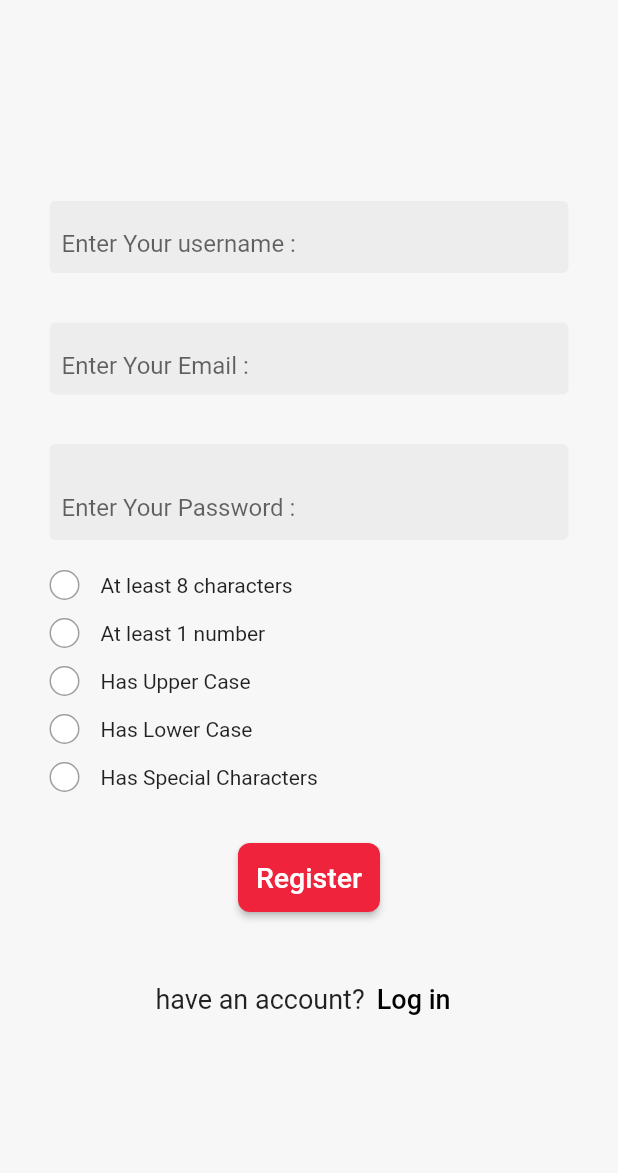
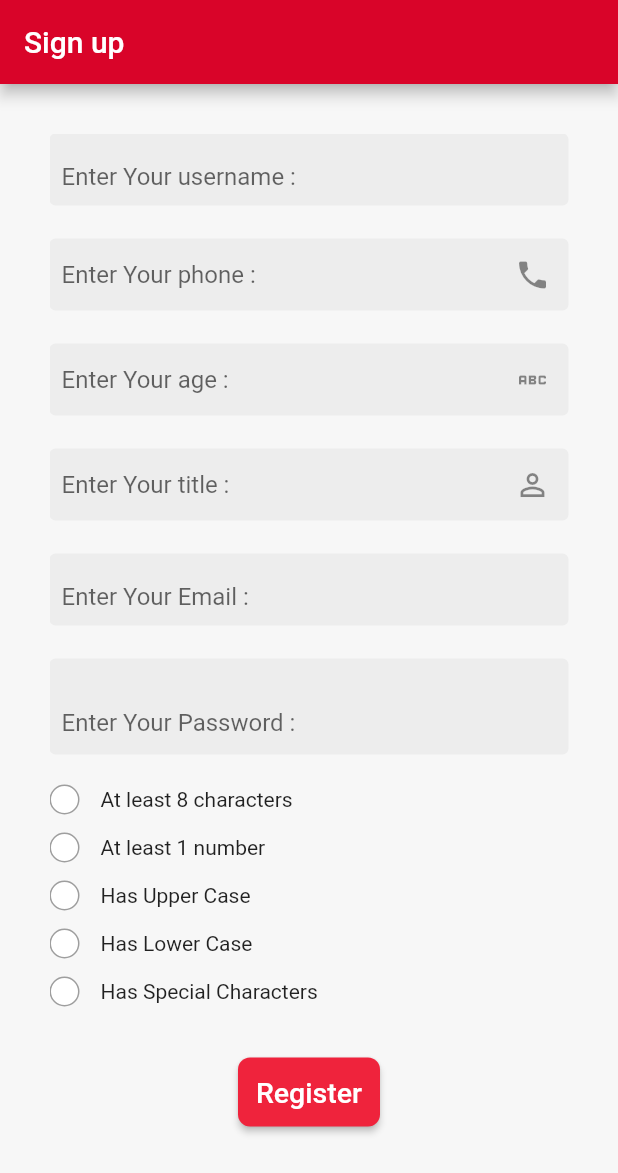
Before and after one commit to MoHaMeD-MaHMoD/E-Commerce-App, a Flutter app: the Register screen opened directly, on a phone screen of 412 x 824 dp. Shown: the top 1173 px of the screen. Run offline on Flutter 3.47's test engine with Material 2 defaults, Android fonts, the phone set to English and light mode, and no system bars; our stand-ins replace cloud_firestore, firebase_auth, firebase_core, flutter_svg, google_sign_in; missing offline and left inert: dart:ffi; accounts and stored records are empty; network calls fail.

```diff
--- a/lib/pages/EmailVirify.dart
+++ b/lib/pages/EmailVirify.dart
@@ -48,7 +48,7 @@ class _VerifyEmailPageState extends State<VerifyEmailPage> {
 
   sendVerificationEmail() async {
     try {
-      // await FirebaseAuth.instance.currentUser!.sendEmailVerification();
+     // await FirebaseAuth.instance.currentUser!.sendEmailVerification();
       setState(() {
         canResendEmail = false;
       });
@@ -93,7 +93,7 @@ class _VerifyEmailPageState extends State<VerifyEmailPage> {
                   ),
                   ElevatedButton(
                     onPressed: () {
-                      // canResendEmail? sendVerificationEmail() : null;
+                   //  canResendEmail? sendVerificationEmail() : null;
                     },
                     style: ButtonStyle(
                       backgroundColor: MaterialStateProperty.all(BTNColor),
--- a/lib/pages/Register.dart
+++ b/lib/pages/Register.dart
@@ -1,12 +1,13 @@
 // ignore_for_file: prefer_const_literals_to_create_immutables, prefer_const_constructors, sort_child_properties_last
 
+import 'package:cloud_firestore/cloud_firestore.dart';
+import 'package:e_commerce_app/Shared/Constant.dart';
+import 'package:e_commerce_app/Shared/myColors.dart';
 import 'package:e_commerce_app/pages/EmailVirify.dart';
 import 'package:firebase_auth/firebase_auth.dart';
 import 'package:flutter/material.dart';
 import 'package:e_commerce_app/Shared/snackbar';
 
-import '../Shared/Constant.dart';
-import '../Shared/myColors.dart';
 import 'Login.dart';
 
 class Register extends StatefulWidget {
@@ -69,6 +70,12 @@ class _RegisterState extends State<Register> {
   final emailController = TextEditingController();
 
   final passwordController = TextEditingController();
+  final userNameController = TextEditingController();
+  final phoneController = TextEditingController();
+  final ageController = TextEditingController();
+  final titleController = TextEditingController();
+
+  // ignore: prefer_typing_uninitialized_variables
 
   createAccount() async {
     setState(() {
@@ -80,6 +87,21 @@ class _RegisterState extends State<Register> {
         email: emailController.text,
         password: passwordController.text,
       );
+      CollectionReference users =
+          FirebaseFirestore.instance.collection('users');
+
+      users
+          .doc(credential.user!.uid)
+          .set({
+            'Email': emailController.text,
+            'Password': passwordController.text,
+            'UserName': userNameController.text,
+            'Phone': phoneController.text,
+            'Age': ageController.text,
+            'Title': titleController.text
+          })
+          .then((value) => print("User Added"))
+          .catchError((error) => print("Failed to add user: $error"));
     } on FirebaseAuthException catch (e) {
       if (e.code == 'weak-password') {
         showSnackBar(context, "The password provided is too weak.");
@@ -108,8 +130,11 @@ class _RegisterState extends State<Register> {
 
   @override
   Widget build(BuildContext context) {
-    return SafeArea(
-      child: Scaffold(
+    return Scaffold(
+      appBar: AppBar(
+        backgroundColor: appbar,
+        title: Text("Sign up"),
+      ),
       backgroundColor: Color.fromARGB(255, 247, 247, 247),
       body: Center(
         child: Padding(
@@ -121,19 +146,48 @@ class _RegisterState extends State<Register> {
                 mainAxisAlignment: MainAxisAlignment.center,
                 children: [
                   TextField(
+                      controller: userNameController,
                       keyboardType: TextInputType.text,
                       obscureText: false,
                       decoration: textFieldDecsoration.copyWith(
                           hintText: "Enter Your username : ",
                           suffix: Icon(Icons.person))),
                   const SizedBox(
-                      height: 33,
+                    height: 22,
+                  ),
+                  TextFormField(
+                      controller: phoneController,
+                      keyboardType: TextInputType.number,
+                      obscureText: false,
+                      decoration: textFieldDecsoration.copyWith(
+                          hintText: "Enter Your phone : ",
+                          suffixIcon: Icon(Icons.phone))),
+                  const SizedBox(
+                    height: 22,
+                  ),
+                  TextFormField(
+                      controller: ageController,
+                      keyboardType: TextInputType.number,
+                      obscureText: false,
+                      decoration: textFieldDecsoration.copyWith(
+                          hintText: "Enter Your age : ",
+                          suffixIcon: Icon(Icons.abc))),
+                  const SizedBox(
+                    height: 22,
+                  ),
+                  TextFormField(
+                      controller: titleController,
+                      keyboardType: TextInputType.text,
+                      obscureText: false,
+                      decoration: textFieldDecsoration.copyWith(
+                          hintText: "Enter Your title : ",
+                          suffixIcon: Icon(Icons.person_outline))),
+                  const SizedBox(
+                    height: 22,
                   ),
                   TextFormField(
                       validator: (value) {
-                          return isEmail(value!)
-                              ? null
-                              : "enter VAlidate email";
+                        return isEmail(value!) ? null : "enter VAlidate email";
                       },
                       autovalidateMode: AutovalidateMode.onUserInteraction,
                       controller: emailController,
@@ -143,7 +197,7 @@ class _RegisterState extends State<Register> {
                           hintText: "Enter Your Email : ",
                           suffix: Icon(Icons.email))),
                   const SizedBox(
-                      height: 33,
+                    height: 22,
                   ),
                   TextFormField(
                       onChanged: (password) {
@@ -173,9 +227,8 @@ class _RegisterState extends State<Register> {
                           width: 20,
                           decoration: BoxDecoration(
                               shape: BoxShape.circle,
-                                color: has8Charachter
-                                    ? Colors.green
-                                    : Colors.white,
+                              color:
+                                  has8Charachter ? Colors.green : Colors.white,
                               border: Border.all(color: Colors.grey)),
                           child: Icon(
                             Icons.check,
@@ -221,8 +274,7 @@ class _RegisterState extends State<Register> {
                           width: 20,
                           decoration: BoxDecoration(
                               shape: BoxShape.circle,
-                                color:
-                                    hasUpperCase ? Colors.green : Colors.white,
+                              color: hasUpperCase ? Colors.green : Colors.white,
                               border: Border.all(color: Colors.grey)),
                           child: Icon(
                             Icons.check,
@@ -245,8 +297,7 @@ class _RegisterState extends State<Register> {
                           width: 20,
                           decoration: BoxDecoration(
                               shape: BoxShape.circle,
-                                color:
-                                    hasLowerCase ? Colors.green : Colors.white,
+                              color: hasLowerCase ? Colors.green : Colors.white,
                               border: Border.all(color: Colors.grey)),
                           child: Icon(
                             Icons.check,
@@ -298,8 +349,7 @@ class _RegisterState extends State<Register> {
                         if (!mounted) return;
                         Navigator.pushReplacement(
                           context,
-                            MaterialPageRoute(
-                                builder: (context) => VerifyEmailPage()),
+                          MaterialPageRoute(builder: (context) => Login()),
                         );
                       } else {
                         showSnackBar(context, "Check Your Data");
@@ -324,14 +374,12 @@ class _RegisterState extends State<Register> {
                   Row(
                     mainAxisAlignment: MainAxisAlignment.center,
                     children: [
-                        Text("have an account?",
-                            style: TextStyle(fontSize: 18)),
+                      Text("have an account?", style: TextStyle(fontSize: 18)),
                       TextButton(
                           onPressed: () {
                             Navigator.pushReplacement(
                               context,
-                                MaterialPageRoute(
-                                    builder: (context) => Login()),
+                              MaterialPageRoute(builder: (context) => Login()),
                             );
                           },
                           child: Text('Log in',
@@ -345,7 +393,6 @@ class _RegisterState extends State<Register> {
           ),
         ),
       ),
-      ),
     );
   }
 }
--- a/pubspec.yaml
+++ b/pubspec.yaml
@@ -38,8 +38,10 @@ dependencies:
   provider: ^6.0.5
   firebase_core: ^2.13.1
   firebase_auth: ^4.6.2
+  cloud_firestore: ^4.8.0
   google_sign_in: ^6.1.4
   flutter_svg: ^2.0.6
+  intl: ^0.17.0
 
 dev_dependencies:
   flutter_test:
```
Also changed, not shown: lib/pages/Home.dart (+11 -1 lines), lib/pages/Login.dart (+5 -5 lines), lib/pages/profilepage.dart (added, +112 -0 lines), pubspec.lock, 1 other file. Lines whose indentation alone changed are shown as unchanged.
